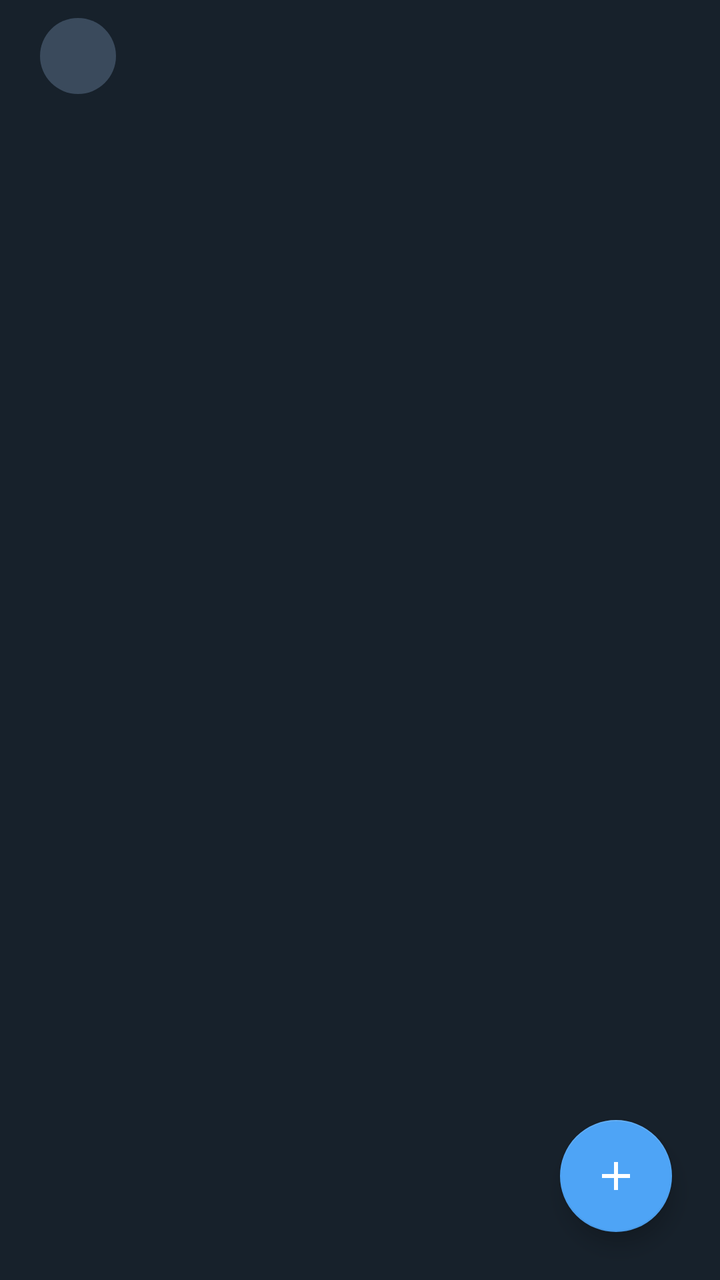
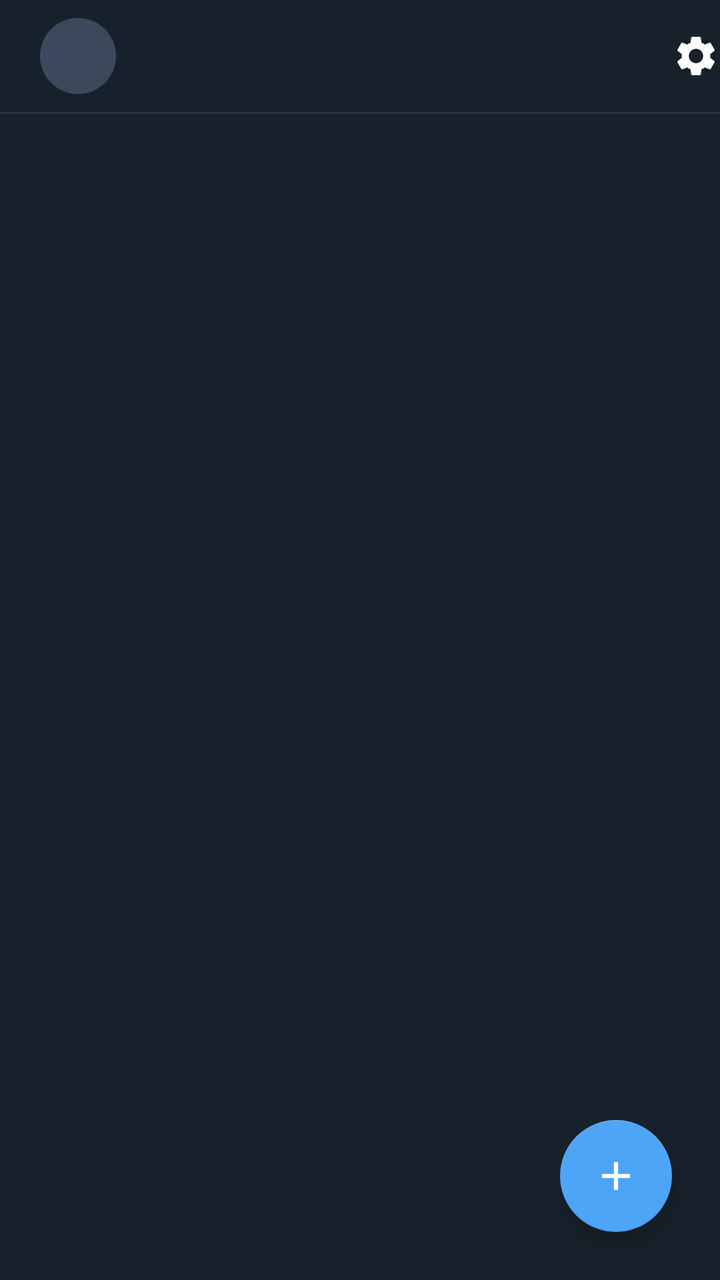

The first picture is an Android layout as it rendered before a commit; the second is the same layout after the commit. The layout source and the unified diff follow.
<!-- AndroidManifest.xml: application theme Theme.RpChat -->
<!-- res/layout/activity_main.xml -->
<?xml version="1.0" encoding="utf-8"?>
<androidx.constraintlayout.widget.ConstraintLayout
    xmlns:android="http://schemas.android.com/apk/res/android"
    xmlns:app="http://schemas.android.com/apk/res-auto"
    android:layout_width="match_parent"
    android:layout_height="match_parent"
    android:background="@color/bg_app">

    <androidx.appcompat.widget.Toolbar
        android:id="@+id/toolbar"
        android:layout_width="0dp"
        android:layout_height="?attr/actionBarSize"
        android:background="@color/bg_app"
        app:layout_constraintTop_toTopOf="parent"
        app:layout_constraintStart_toStartOf="parent"
        app:layout_constraintEnd_toEndOf="parent">

        <LinearLayout
            android:id="@+id/profileHeader"
            android:layout_width="wrap_content"
            android:layout_height="match_parent"
            android:orientation="horizontal"
            android:gravity="center_vertical"
            android:paddingStart="4dp"
            android:paddingEnd="12dp"
            android:background="?attr/selectableItemBackground"
            android:clickable="true"
            android:focusable="true">

            <ImageView
                android:id="@+id/imgMyAvatar"
                android:layout_width="38dp"
                android:layout_height="38dp"
                android:src="@drawable/avatar_placeholder"
                android:scaleType="centerCrop"
                android:background="@drawable/bg_avatar_circle" />

            <TextView
                android:id="@+id/txtMyName"
                android:layout_width="wrap_content"
                android:layout_height="wrap_content"
                android:layout_marginStart="12dp"
                android:textColor="@color/text_primary"
                android:textSize="18sp"
                android:textStyle="bold" />
        </LinearLayout>
    </androidx.appcompat.widget.Toolbar>

    <androidx.recyclerview.widget.RecyclerView
        android:id="@+id/recyclerCharacters"
        android:layout_width="0dp"
        android:layout_height="0dp"
        android:clipToPadding="false"
        android:paddingBottom="88dp"
        app:layout_constraintTop_toBottomOf="@id/toolbar"
        app:layout_constraintBottom_toBottomOf="parent"
        app:layout_constraintStart_toStartOf="parent"
        app:layout_constraintEnd_toEndOf="parent" />

    <TextView
        android:id="@+id/emptyView"
        android:layout_width="wrap_content"
        android:layout_height="wrap_content"
        android:text="@string/no_chats"
        android:textColor="@color/text_secondary"
        android:visibility="gone"
        app:layout_constraintTop_toTopOf="@id/recyclerCharacters"
        app:layout_constraintBottom_toBottomOf="@id/recyclerCharacters"
        app:layout_constraintStart_toStartOf="parent"
        app:layout_constraintEnd_toEndOf="parent" />

    <com.google.android.material.floatingactionbutton.FloatingActionButton
        android:id="@+id/fabAdd"
        android:layout_width="wrap_content"
        android:layout_height="wrap_content"
        android:layout_margin="24dp"
        android:contentDescription="@string/new_chat"
        android:src="@drawable/ic_add"
        app:tint="@android:color/white"
        app:backgroundTint="@color/accent"
        app:layout_constraintBottom_toBottomOf="parent"
        app:layout_constraintEnd_toEndOf="parent" />

</androidx.constraintlayout.widget.ConstraintLayout>
<!-- resources referenced by this layout -->
<resources>
  <color name="accent">#4EA4F6</color>
  <color name="bg_app">#17212B</color>
  <color name="text_primary">#FFFFFF</color>
  <color name="text_secondary">#8A96A3</color>
  <!-- drawable avatar_placeholder (drawable) -->
  <?xml version="1.0" encoding="utf-8"?>
  <shape xmlns:android="http://schemas.android.com/apk/res/android" android:shape="oval">
      <solid android:color="#3A4A5C" />
  </shape>
  <!-- drawable bg_avatar_circle (drawable) -->
  <?xml version="1.0" encoding="utf-8"?>
  <shape xmlns:android="http://schemas.android.com/apk/res/android" android:shape="oval">
      <solid android:color="@color/bubble_other" />
  </shape>
  <!-- drawable ic_add (drawable) -->
  <vector xmlns:android="http://schemas.android.com/apk/res/android"
      android:width="24dp" android:height="24dp" android:viewportWidth="24" android:viewportHeight="24">
      <path android:fillColor="#FFFFFF" android:pathData="M19,13h-6v6h-2v-6H5v-2h6V5h2v6h6v2z"/>
  </vector>
  <string name="new_chat">Obrolan Baru</string>
  <string name="no_chats">Belum ada kontak. Tekan + untuk membuat.</string>
  <style name="Theme.RpChat" parent="Theme.MaterialComponents.DayNight.NoActionBar">
          <item name="colorPrimary">@color/accent</item>
          <item name="colorPrimaryDark">@color/bg_app</item>
          <item name="colorAccent">@color/accent</item>
          <item name="android:windowBackground">@color/bg_app</item>
          <item name="android:statusBarColor">@color/bg_app</item>
      </style>
  <color name="bubble_other">#182533</color>
</resources>

<!-- the commit's change to res/layout/activity_main.xml (unified diff, before → after) -->
@@ -44,7 +44,26 @@
                 android:textSize="18sp"
                 android:textStyle="bold" />
         </LinearLayout>
+
+        <ImageButton
+            android:id="@+id/btnSettings"
+            android:layout_width="wrap_content"
+            android:layout_height="wrap_content"
+            android:layout_gravity="end|center_vertical"
+            android:background="?attr/selectableItemBackground"
+            android:contentDescription="@string/settings"
+            android:src="@drawable/ic_settings"
+            app:tint="@color/text_primary" />
     </androidx.appcompat.widget.Toolbar>
+
+    <View
+        android:id="@+id/headerDivider"
+        android:layout_width="0dp"
+        android:layout_height="1dp"
+        android:background="@color/divider"
+        app:layout_constraintTop_toBottomOf="@id/toolbar"
+        app:layout_constraintStart_toStartOf="parent"
+        app:layout_constraintEnd_toEndOf="parent" />
 
     <androidx.recyclerview.widget.RecyclerView
         android:id="@+id/recyclerCharacters"
@@ -52,7 +71,7 @@
         android:layout_height="0dp"
         android:clipToPadding="false"
         android:paddingBottom="88dp"
-        app:layout_constraintTop_toBottomOf="@id/toolbar"
+        app:layout_constraintTop_toBottomOf="@id/headerDivider"
         app:layout_constraintBottom_toBottomOf="parent"
         app:layout_constraintStart_toStartOf="parent"
         app:layout_constraintEnd_toEndOf="parent" />
<!-- resource entries referenced after the edit -->
@@ -2,6 +2,7 @@
 <resources>
   <color name="accent">#4EA4F6</color>
   <color name="bg_app">#17212B</color>
+  <color name="divider">#26374A</color>
   <color name="text_primary">#FFFFFF</color>
   <color name="text_secondary">#8A96A3</color>
   <!-- drawable avatar_placeholder (drawable) -->
@@ -19,8 +20,14 @@
       android:width="24dp" android:height="24dp" android:viewportWidth="24" android:viewportHeight="24">
       <path android:fillColor="#FFFFFF" android:pathData="M19,13h-6v6h-2v-6H5v-2h6V5h2v6h6v2z"/>
   </vector>
+  <!-- drawable ic_settings (drawable) -->
+  <vector xmlns:android="http://schemas.android.com/apk/res/android"
+      android:width="24dp" android:height="24dp" android:viewportWidth="24" android:viewportHeight="24">
+      <path android:fillColor="#FFFFFF" android:pathData="M19.14,12.94c0.04,-0.3 0.06,-0.61 0.06,-0.94c0,-0.32 -0.02,-0.64 -0.07,-0.94l2.03,-1.58c0.18,-0.14 0.23,-0.41 0.12,-0.61l-1.92,-3.32c-0.12,-0.22 -0.37,-0.29 -0.59,-0.22l-2.39,0.96c-0.5,-0.38 -1.03,-0.7 -1.62,-0.94L14.4,2.81c-0.04,-0.24 -0.24,-0.41 -0.48,-0.41h-3.84c-0.24,0 -0.43,0.17 -0.47,0.41L9.25,5.35C8.66,5.59 8.12,5.92 7.63,6.29L5.24,5.33c-0.22,-0.08 -0.47,0 -0.59,0.22L2.74,8.87C2.62,9.08 2.66,9.34 2.86,9.48l2.03,1.58C4.84,11.36 4.8,11.69 4.8,12s0.02,0.64 0.07,0.94l-2.03,1.58c-0.18,0.14 -0.23,0.41 -0.12,0.61l1.92,3.32c0.12,0.22 0.37,0.29 0.59,0.22l2.39,-0.96c0.5,0.38 1.03,0.7 1.62,0.94l0.36,2.54c0.05,0.24 0.24,0.41 0.48,0.41h3.84c0.24,0 0.44,-0.17 0.47,-0.41l0.36,-2.54c0.59,-0.24 1.13,-0.56 1.62,-0.94l2.39,0.96c0.22,0.08 0.47,0 0.59,-0.22l1.92,-3.32c0.12,-0.22 0.07,-0.47 -0.12,-0.61L19.14,12.94zM12,15.6c-1.98,0 -3.6,-1.62 -3.6,-3.6s1.62,-3.6 3.6,-3.6s3.6,1.62 3.6,3.6S13.98,15.6 12,15.6z"/>
+  </vector>
   <string name="new_chat">Obrolan Baru</string>
   <string name="no_chats">Belum ada kontak. Tekan + untuk membuat.</string>
+  <string name="settings">Pengaturan</string>
   <style name="Theme.RpChat" parent="Theme.MaterialComponents.DayNight.NoActionBar">
           <item name="colorPrimary">@color/accent</item>
           <item name="colorPrimaryDark">@color/bg_app</item>
